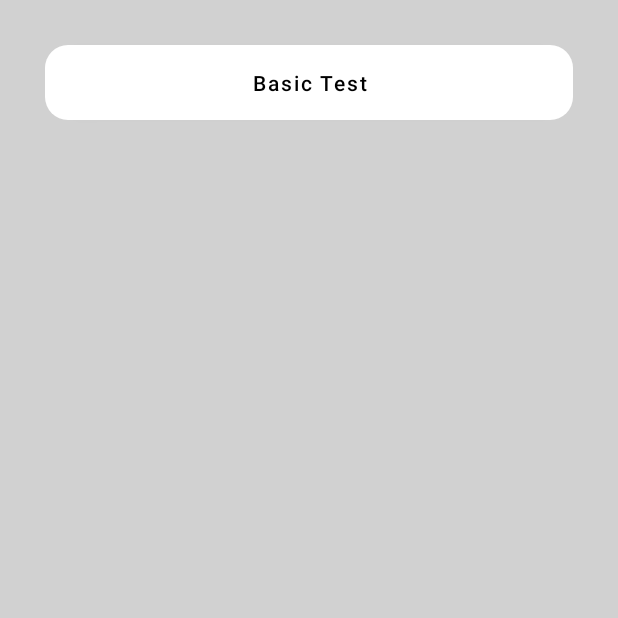
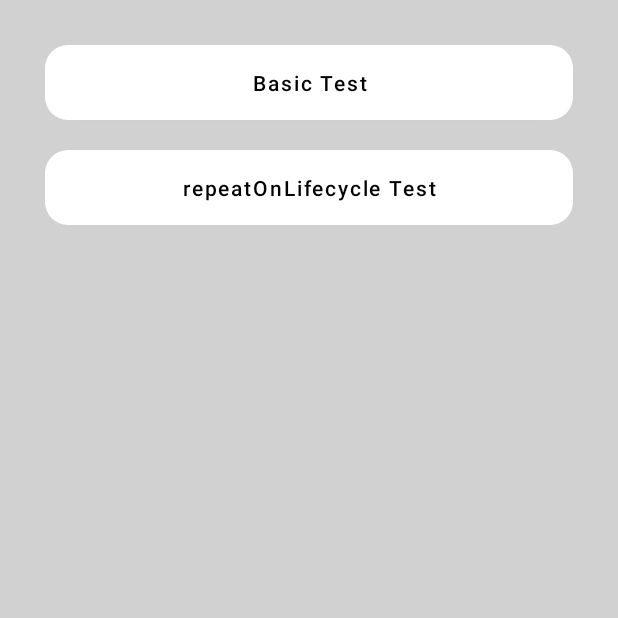
Before and after one commit to shruddms/CoroutineSample, an Android app: the screen it shows after launch (MainActivity), on a phone screen of 412 x 824 dp, the top half of it. Run offline under Robolectric (Android 15) with nearby library versions, the phone set to English and light mode, and no system bars; our stand-ins replace Timber.

Commit message:
Feat : Add repeatOnLifecycle

```diff
--- a/app/src/main/java/com/kyungeun/coroutinesample/MainActivity.kt
+++ b/app/src/main/java/com/kyungeun/coroutinesample/MainActivity.kt
@@ -5,6 +5,7 @@ import android.os.Bundle
 import androidx.appcompat.app.AppCompatActivity
 import com.kyungeun.coroutinesample.basic.BasicTestActivity
 import com.kyungeun.coroutinesample.databinding.ActivityMainBinding
+import com.kyungeun.coroutinesample.repeatOnLifecycle.RepeatOnLifecycleTestActivity
 
 class MainActivity : AppCompatActivity() {
 
@@ -18,6 +19,9 @@ class MainActivity : AppCompatActivity() {
         binding.btnTest.setOnClickListener {
             startActivity(Intent(this@MainActivity, BasicTestActivity::class.java))
         }
+        binding.btnRepeatOnLifecycleTest.setOnClickListener {
+            startActivity(Intent(this@MainActivity, RepeatOnLifecycleTestActivity::class.java))
+        }
 
     }
 }
--- a/app/src/main/res/layout/activity_main.xml
+++ b/app/src/main/res/layout/activity_main.xml
@@ -23,6 +23,16 @@
             android:textAllCaps="false"
             app:backgroundTint="@null"
             android:background="@drawable/btn_white"/>
+        <Button
+            android:id="@+id/btn_repeat_on_lifecycle_test"
+            android:text="@string/repeat_on_lifecycle_test"
+            android:layout_width="match_parent"
+            android:layout_height="50dp"
+            android:layout_margin="10dp"
+            android:textColor="@color/black"
+            android:textAllCaps="false"
+            app:backgroundTint="@null"
+            android:background="@drawable/btn_white"/>
 
     </LinearLayout>
 
--- a/app/src/main/res/values/strings.xml
+++ b/app/src/main/res/values/strings.xml
@@ -9,6 +9,7 @@
 
     <!-- Strings used for buttons -->
     <string name="basic_test">Basic Test</string>
+    <string name="repeat_on_lifecycle_test">repeatOnLifecycle Test</string>
 
     <string name="lifecycle_scope">LifecycleScope</string>
     <string name="global_scope">GlobalScope</string>
```
Also changed, not shown: app/src/main/AndroidManifest.xml (+7 -0 lines), app/src/main/java/com/kyungeun/coroutinesample/repeatOnLifecycle/RepeatOnLifecycleTestActivity.kt (added, +43 -0 lines), app/src/main/res/layout/activity_repeat_on_lifecycle_test.xml (added, +18 -0 lines).
